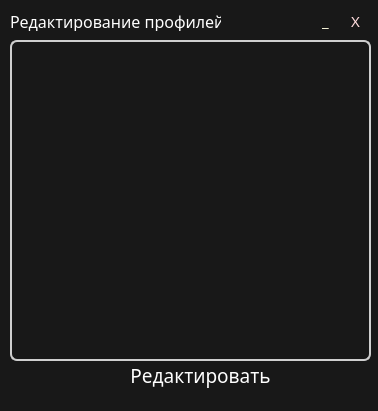
Qt form ui/profileListWindow.ui (denipolis/arci-binder) before a commit.
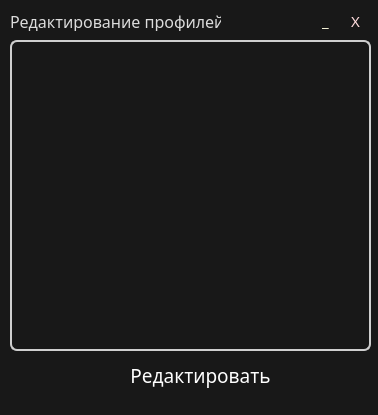
The same form after that commit. Icons and pictures are not drawn.

```diff
--- a/ui/profileListWindow.ui
+++ b/ui/profileListWindow.ui
@@ -7,7 +7,7 @@
     <x>0</x>
     <y>0</y>
     <width>378</width>
-    <height>411</height>
+    <height>415</height>
    </rect>
   </property>
   <property name="windowTitle">
@@ -56,16 +56,16 @@
       <x>10</x>
       <y>40</y>
       <width>361</width>
-      <height>321</height>
+      <height>311</height>
      </rect>
     </property>
    </widget>
    <widget class="QPushButton" name="editProfileButton">
     <property name="geometry">
      <rect>
-      <x>110</x>
+      <x>120</x>
       <y>360</y>
-      <width>181</width>
+      <width>161</width>
       <height>31</height>
      </rect>
     </property>
@@ -148,7 +148,7 @@
     </property>
     <property name="styleSheet">
      <string notr="true">QLabel {
-	color: #fefefe;
+	color: rgb(220, 220, 220)
 }</string>
     </property>
     <property name="text">
```
Left out of the diff: 6 changed lines with no effect on the pictures.
